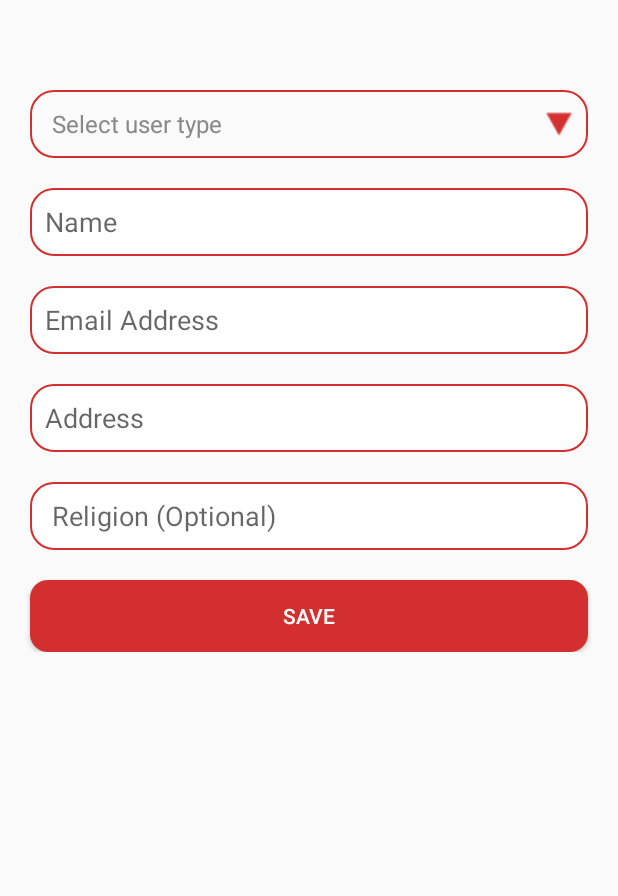
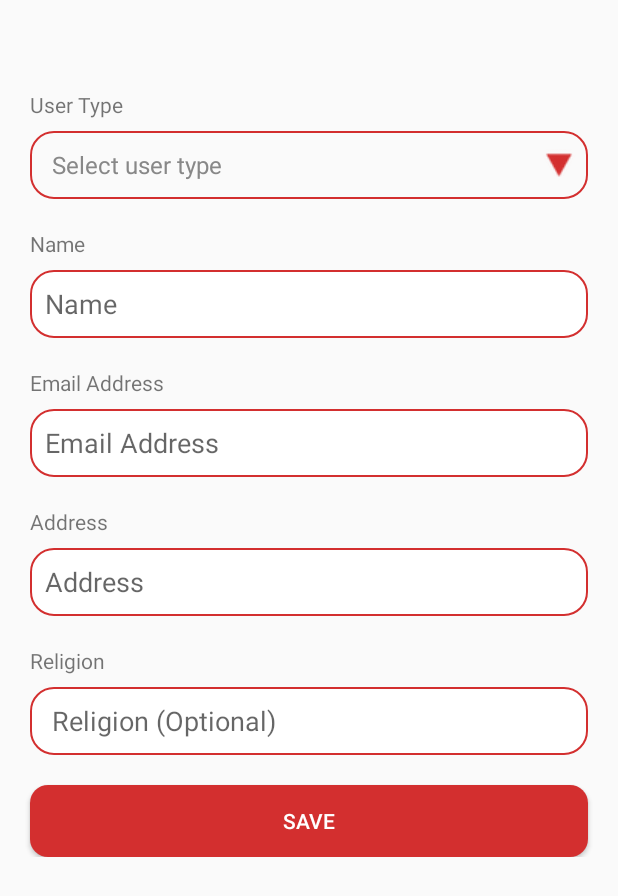
Before and after one commit to rasheedsulayman/BloodFinder, an Android app: the fragment AdditionalDetailsFragment placed in its activity, on a phone screen of 412 x 824 dp. Shown: the top 896 px of the screen. Run offline under Robolectric (Android 15) with nearby library versions, the phone set to English and light mode, and no system bars; our stand-ins replace ButterKnife; 1 statement that could not run was skipped.

Commit message:
Add Location permission and EditText labels to the App

```diff
--- a/app/src/main/java/com/r4sh33d/iblood/DashBoardFragment.java
+++ b/app/src/main/java/com/r4sh33d/iblood/DashBoardFragment.java
@@ -48,7 +48,7 @@ public class DashBoardFragment extends BaseFragment {
     }
 
     @OnClick(R.id.upload_blood_availability_button)
-    public void onClickUploadBloodAvailaibilityButton(){
+    public void onClickUploadBloodAvailaibilityButton() {
         replaceFragment(new UploadBloodAvailabilityFragment());
     }
 
--- a/app/src/main/java/com/r4sh33d/iblood/DrawerActivity.java
+++ b/app/src/main/java/com/r4sh33d/iblood/DrawerActivity.java
@@ -160,7 +160,6 @@ public class DrawerActivity extends BaseActivity
     }
 
 
-
     @Override
     public void showLoading(String message) {
 
--- a/app/src/main/java/com/r4sh33d/iblood/additionaldetails/AdditionalDetailsFragment.java
+++ b/app/src/main/java/com/r4sh33d/iblood/additionaldetails/AdditionalDetailsFragment.java
@@ -46,8 +46,8 @@ public class AdditionalDetailsFragment extends BaseFragment implements Additiona
     @BindView(R.id.address_edit_text)
     EditText addressEditText;
 
-    @BindView(R.id.spinner)
-    Spinner spinner;
+    @BindView(R.id.user_type_spinner)
+    Spinner userTypeSpinner;
 
     public AdditionalDetailsFragment() {
         // Required empty public constructor
@@ -86,12 +86,12 @@ public class AdditionalDetailsFragment extends BaseFragment implements Additiona
     void prepareSpinner() {
         CustomSpinnerAdapter<KeyNameLOVPair> listOfTitleAdapter = new CustomSpinnerAdapter<>(getActivity(),
                 android.R.layout.simple_spinner_dropdown_item, Utils.getUserTypesList());
-        spinner.setAdapter(listOfTitleAdapter);
+        userTypeSpinner.setAdapter(listOfTitleAdapter);
     }
 
     @OnClick(R.id.save_button)
     public void onSaveButtonClicked() {
-        if (spinner.getSelectedItemId() < 1){
+        if (userTypeSpinner.getSelectedItemId() < 1){
             showToast("Please select user type");
             return;
         }
@@ -105,7 +105,7 @@ public class AdditionalDetailsFragment extends BaseFragment implements Additiona
             return;
         }
 
-        boolean isBloodBank = ((KeyNameLOVPair)spinner.getSelectedItem()).key.equals("blood_bank");
+        boolean isBloodBank = ((KeyNameLOVPair)userTypeSpinner.getSelectedItem()).key.equals("blood_bank");
         UserData userData = new UserData(
                 isBloodBank,
                 nameEditText.getText().toString(),
--- a/app/src/main/java/com/r4sh33d/iblood/login/LoginPresenter.java
+++ b/app/src/main/java/com/r4sh33d/iblood/login/LoginPresenter.java
@@ -81,6 +81,4 @@ public class LoginPresenter implements LoginContract.Presenter {
             }
         });
     }
-
-
 }
--- a/app/src/main/res/layout/fragment_additional_details.xml
+++ b/app/src/main/res/layout/fragment_additional_details.xml
@@ -10,56 +10,90 @@
         android:orientation="vertical"
         tools:context=".additionaldetails.AdditionalDetailsFragment">
 
+        <TextView
+            android:text="User Type"
+            android:layout_marginLeft="20dp"
+            android:layout_width="wrap_content"
+            android:layout_height="wrap_content"
+            android:layout_marginTop="60dp"/>
+
         <Spinner
-            android:id="@+id/spinner"
-            android:layout_marginTop="60dp"
+            android:id="@+id/user_type_spinner"
+            android:layout_marginTop="8dp"
             android:layout_marginRight="20dp"
             android:layout_marginLeft="20dp"
             android:background="@drawable/spinner_resource"
             android:layout_width="match_parent"
             android:layout_height="45dp"/>
 
+        <TextView
+            android:text="Name"
+            android:layout_marginLeft="20dp"
+            android:layout_width="wrap_content"
+            android:layout_height="wrap_content"
+            android:layout_marginTop="20dp"/>
+
         <EditText
             android:id="@+id/name_edit_text"
             android:hint="Name"
             android:layout_marginRight="20dp"
             android:layout_marginLeft="20dp"
-            android:layout_marginTop="20dp"
+            android:layout_marginTop="8dp"
             android:background="@drawable/rounded_edittext"
             android:layout_width="match_parent"
             android:padding="10dp"
             android:layout_height="45dp" />
 
+        <TextView
+            android:text="Email Address"
+            android:layout_marginLeft="20dp"
+            android:layout_width="wrap_content"
+            android:layout_height="wrap_content"
+            android:layout_marginTop="20dp"/>
         <EditText
             android:id="@+id/email_edit_text"
             android:inputType="textEmailAddress"
             android:hint="Email Address"
             android:layout_marginRight="20dp"
             android:layout_marginLeft="20dp"
-            android:layout_marginTop="20dp"
+            android:layout_marginTop="8dp"
             android:background="@drawable/rounded_edittext"
             android:layout_width="match_parent"
             android:padding="10dp"
             android:layout_height="45dp" />
+
+        <TextView
+            android:text="Address"
+            android:layout_marginLeft="20dp"
+            android:layout_width="wrap_content"
+            android:layout_height="wrap_content"
+            android:layout_marginTop="20dp"/>
 
         <EditText
             android:id="@+id/address_edit_text"
             android:hint="Address"
             android:layout_marginRight="20dp"
             android:layout_marginLeft="20dp"
-            android:layout_marginTop="20dp"
+            android:layout_marginTop="8dp"
             android:background="@drawable/rounded_edittext"
             android:layout_width="match_parent"
             android:padding="10dp"
             android:layout_height="45dp"
             android:inputType="text" />
 
+        <TextView
+            android:text="Religion"
+            android:layout_marginLeft="20dp"
+            android:layout_width="wrap_content"
+            android:layout_height="wrap_content"
+            android:layout_marginTop="20dp"/>
+
         <EditText
             android:id="@+id/religion_edit_text"
             android:hint=" Religion (Optional)"
             android:layout_marginRight="20dp"
             android:layout_marginLeft="20dp"
-            android:layout_marginTop="20dp"
+            android:layout_marginTop="8dp"
             android:background="@drawable/rounded_edittext"
             android:layout_width="match_parent"
             android:padding="10dp"
```
Also changed, not shown: app/src/main/AndroidManifest.xml (+6 -2 lines), app/src/main/java/com/r4sh33d/iblood/LoginActivity.java (+31 -1 lines), app/src/main/java/com/r4sh33d/iblood/base/BaseActivity.java (+14 -0 lines), app/src/main/java/com/r4sh33d/iblood/todo.txt (added, +20 -0 lines), app/src/main/res/layout/fragment_email_registration.xml (+23 -3 lines), app/src/main/res/menu/nav_drawer.xml (+6 -4 lines).
